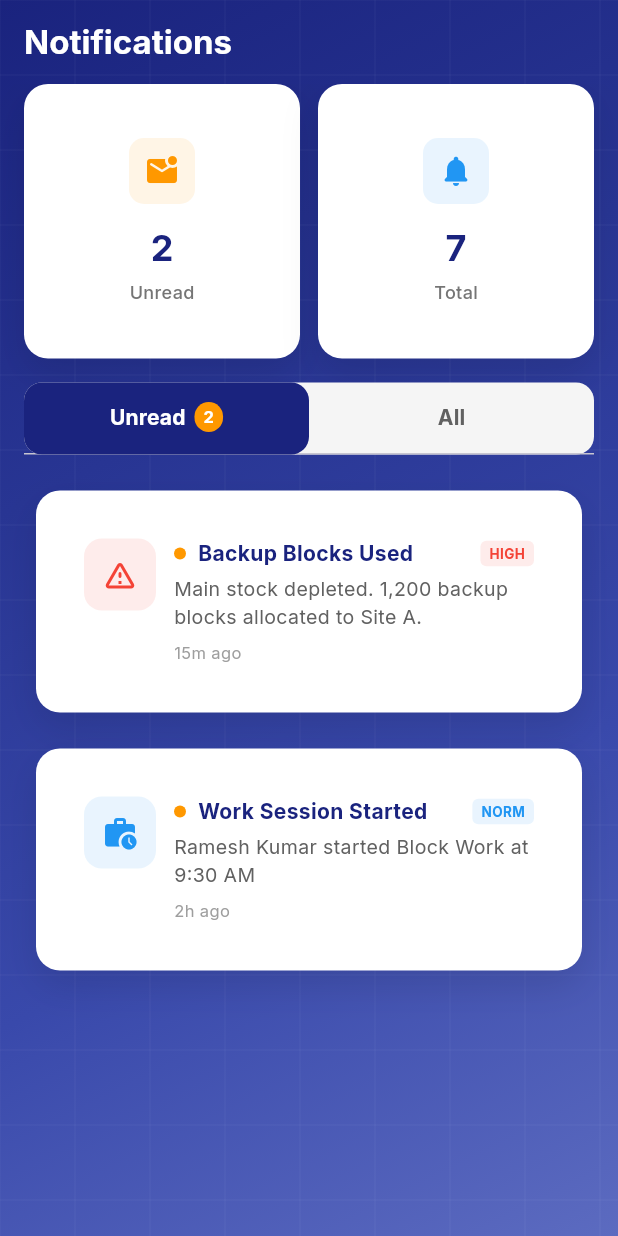
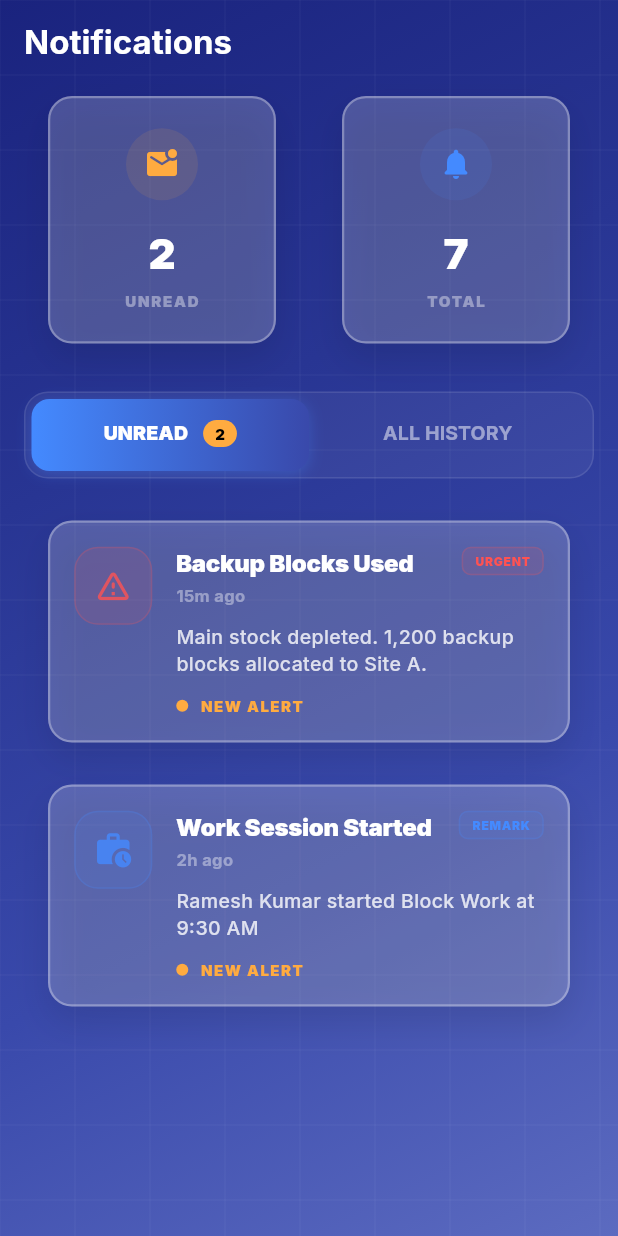
Before and after one commit to Harshilbhudiyaa/construction_app, a Flutter app: the NotificationsScreen widget shown alone on an empty page, opened directly, on a phone screen of 412 x 824 dp. Run offline on Flutter 3.47's test engine with Material 3 defaults, Android fonts, the phone set to English and light mode, and no system bars; our stand-ins replace firebase_core, fl_chart, google_fonts; accounts and stored records are empty.

Commit message:
UI: Overhaul Notification screen with premium glassmorphism

```diff
--- a/lib/features/notifications/notifications_screen.dart
+++ b/lib/features/notifications/notifications_screen.dart
@@ -112,7 +112,7 @@ class _NotificationsScreenState extends State<NotificationsScreen> with SingleTi
                   'Unread',
                   _unreadCount.toString(),
                   Icons.mark_email_unread_rounded,
-                  Colors.orange,
+                  Colors.orangeAccent,
                 ),
               ),
               const SizedBox(width: 12),
@@ -121,53 +121,66 @@ class _NotificationsScreenState extends State<NotificationsScreen> with SingleTi
                   'Total',
                   _allNotifications.length.toString(),
                   Icons.notifications_rounded,
-                  Colors.blue,
+                  Colors.blueAccent,
                 ),
               ),
             ],
           ),
         ),
 
-        const SizedBox(height: 16),
+        const SizedBox(height: 24),
 
         // Tab Bar
         Padding(
           padding: const EdgeInsets.symmetric(horizontal: 16),
           child: Container(
+            padding: const EdgeInsets.all(4),
             decoration: BoxDecoration(
-              color: Colors.grey[100],
-              borderRadius: BorderRadius.circular(12),
+              color: Colors.white.withOpacity(0.05),
+              borderRadius: BorderRadius.circular(16),
+              border: Border.all(color: Colors.white.withOpacity(0.1)),
             ),
             child: TabBar(
               controller: _tabController,
+              dividerColor: Colors.transparent,
               indicator: BoxDecoration(
-                color: AppColors.deepBlue1,
+                gradient: const LinearGradient(
+                  colors: [Colors.blueAccent, AppColors.deepBlue3],
+                ),
                 borderRadius: BorderRadius.circular(12),
+                boxShadow: [
+                  BoxShadow(
+                    color: Colors.blueAccent.withOpacity(0.3),
+                    blurRadius: 8,
+                    offset: const Offset(0, 2),
+                  ),
+                ],
               ),
               indicatorSize: TabBarIndicatorSize.tab,
               labelColor: Colors.white,
-              unselectedLabelColor: Colors.grey[700],
-              labelStyle: const TextStyle(fontWeight: FontWeight.bold),
+              unselectedLabelColor: Colors.white.withOpacity(0.5),
+              labelStyle: const TextStyle(fontWeight: FontWeight.w900, fontSize: 13),
+              unselectedLabelStyle: const TextStyle(fontWeight: FontWeight.w700, fontSize: 13),
               tabs: [
                 Tab(
                   child: Row(
                     mainAxisAlignment: MainAxisAlignment.center,
                     children: [
-                      const Text('Unread'),
+                      const Text('UNREAD'),
                       if (_unreadCount > 0) ...[
-                        const SizedBox(width: 6),
+                        const SizedBox(width: 10),
                         Container(
-                          padding: const EdgeInsets.symmetric(horizontal: 6, vertical: 2),
+                          padding: const EdgeInsets.symmetric(horizontal: 8, vertical: 2),
                           decoration: BoxDecoration(
-                            color: Colors.orange,
-                            borderRadius: BorderRadius.circular(10),
+                            color: Colors.orangeAccent,
+                            borderRadius: BorderRadius.circular(20),
                           ),
                           child: Text(
                             _unreadCount.toString(),
                             style: const TextStyle(
-                              color: Colors.white,
-                              fontSize: 11,
-                              fontWeight: FontWeight.bold,
+                              color: Colors.black,
+                              fontSize: 10,
+                              fontWeight: FontWeight.w900,
                             ),
                           ),
                         ),
@@ -175,13 +188,13 @@ class _NotificationsScreenState extends State<NotificationsScreen> with SingleTi
                     ],
                   ),
                 ),
-                const Tab(text: 'All'),
+                const Tab(text: 'ALL HISTORY'),
               ],
             ),
           ),
         ),
 
-        const SizedBox(height: 16),
+        const SizedBox(height: 20),
 
         // Tab Views
         SizedBox(
@@ -200,39 +213,39 @@ class _NotificationsScreenState extends State<NotificationsScreen> with SingleTi
 
   Widget _buildSummaryCard(String label, String value, IconData icon, Color color) {
     return ProfessionalCard(
-      margin: EdgeInsets.zero,
-      child: Padding(
-        padding: const EdgeInsets.all(16),
+      useGlass: true,
+      padding: const EdgeInsets.all(20),
       child: Column(
         children: [
           Container(
-              padding: const EdgeInsets.all(10),
+            padding: const EdgeInsets.all(12),
             decoration: BoxDecoration(
-                color: color.withValues(alpha: 0.1),
-                borderRadius: BorderRadius.circular(10),
+              color: color.withOpacity(0.1),
+              shape: BoxShape.circle,
             ),
             child: Icon(icon, color: color, size: 24),
           ),
-            const SizedBox(height: 12),
+          const SizedBox(height: 16),
           Text(
             value,
             style: const TextStyle(
-                fontSize: 24,
-                fontWeight: FontWeight.bold,
-                color: AppColors.deepBlue1,
+              fontSize: 28,
+              fontWeight: FontWeight.w900,
+              color: Colors.white,
+              letterSpacing: -1,
             ),
           ),
           const SizedBox(height: 4),
           Text(
-              label,
+            label.toUpperCase(),
             style: TextStyle(
-                fontSize: 12,
-                color: Colors.grey[600],
-                fontWeight: FontWeight.w500,
+              fontSize: 10,
+              color: Colors.white.withOpacity(0.4),
+              fontWeight: FontWeight.w900,
+              letterSpacing: 1.2,
             ),
           ),
         ],
-        ),
       ),
     );
   }
@@ -243,17 +256,34 @@ class _NotificationsScreenState extends State<NotificationsScreen> with SingleTi
         child: Column(
           mainAxisAlignment: MainAxisAlignment.center,
           children: [
-            Icon(
+            Container(
+              padding: const EdgeInsets.all(32),
+              decoration: BoxDecoration(
+                color: Colors.white.withOpacity(0.05),
+                shape: BoxShape.circle,
+              ),
+              child: Icon(
                 Icons.notifications_off_rounded,
-              size: 80,
-              color: Colors.grey[300],
+                size: 60,
+                color: Colors.white.withOpacity(0.2),
               ),
-            const SizedBox(height: 16),
+            ),
+            const SizedBox(height: 24),
             Text(
-              'No notifications',
+              'CLEAR HORIZON',
               style: TextStyle(
-                fontSize: 16,
-                color: Colors.grey[500],
+                fontSize: 14,
+                color: Colors.white.withOpacity(0.4),
+                fontWeight: FontWeight.w900,
+                letterSpacing: 2,
+              ),
+            ),
+            const SizedBox(height: 8),
+            Text(
+              'No new alerts to process',
+              style: TextStyle(
+                fontSize: 13,
+                color: Colors.white.withOpacity(0.2),
                 fontWeight: FontWeight.w500,
               ),
             ),
@@ -273,85 +303,113 @@ class _NotificationsScreenState extends State<NotificationsScreen> with SingleTi
   }
 
   Widget _buildNotificationCard(NotificationItem notification) {
+    final typeColor = _getTypeColor(notification.type).withOpacity(0.8);
+
     return Padding(
-      padding: const EdgeInsets.only(bottom: 8),
+      padding: const EdgeInsets.only(bottom: 12, left: 8, right: 8),
       child: ProfessionalCard(
+        useGlass: true,
+        padding: EdgeInsets.zero,
         child: InkWell(
           onTap: () {
             setState(() {
               notification.isRead = true;
             });
-            ScaffoldMessenger.of(context).showSnackBar(
-              SnackBar(content: Text('Opening ${notification.title}...')),
-            );
           },
-          borderRadius: BorderRadius.circular(12),
+          borderRadius: BorderRadius.circular(16),
           child: Padding(
-            padding: const EdgeInsets.all(12),
+            padding: const EdgeInsets.all(16),
             child: Row(
               crossAxisAlignment: CrossAxisAlignment.start,
               children: [
                 Container(
-                  width: 48,
-                  height: 48,
+                  width: 52,
+                  height: 52,
                   decoration: BoxDecoration(
-                    color: _getTypeColor(notification.type).withValues(alpha: 0.1),
-                    borderRadius: BorderRadius.circular(12),
+                    color: typeColor.withOpacity(0.1),
+                    borderRadius: BorderRadius.circular(16),
+                    border: Border.all(color: typeColor.withOpacity(0.2)),
                   ),
+                  child: Center(
                     child: Icon(
                       _getTypeIcon(notification.type),
-                    color: _getTypeColor(notification.type),
-                    size: 24,
+                      color: typeColor,
+                      size: 26,
                     ),
                   ),
-                const SizedBox(width: 12),
+                ),
+                const SizedBox(width: 16),
                 Expanded(
                   child: Column(
                     crossAxisAlignment: CrossAxisAlignment.start,
                     children: [
                       Row(
+                        crossAxisAlignment: CrossAxisAlignment.start,
                         children: [
-                          if (!notification.isRead)
-                            Container(
-                              width: 8,
-                              height: 8,
-                              margin: const EdgeInsets.only(right: 8),
-                              decoration: const BoxDecoration(
-                                color: Colors.orange,
-                                shape: BoxShape.circle,
+                          Expanded(
+                            child: Column(
+                              crossAxisAlignment: CrossAxisAlignment.start,
+                              children: [
+                                Text(
+                                  notification.title,
+                                  style: TextStyle(
+                                    fontWeight: notification.isRead ? FontWeight.w700 : FontWeight.w900,
+                                    fontSize: 16,
+                                    color: Colors.white.withOpacity(notification.isRead ? 0.7 : 1.0),
+                                    letterSpacing: -0.2,
                                   ),
                                 ),
-                          Expanded(
-                            child: Text(
-                              notification.title,
+                                const SizedBox(height: 2),
+                                Text(
+                                  _formatTimestamp(notification.timestamp),
                                   style: TextStyle(
-                                fontWeight: notification.isRead
-                                    ? FontWeight.w600
-                                    : FontWeight.bold,
-                                fontSize: 14,
-                                color: AppColors.deepBlue1,
+                                    fontSize: 11,
+                                    color: Colors.white.withOpacity(0.4),
+                                    fontWeight: FontWeight.bold,
                                   ),
                                 ),
+                              ],
                             ),
+                          ),
+                          const SizedBox(width: 8),
                           _buildPriorityBadge(notification.priority),
                         ],
                       ),
-                      const SizedBox(height: 4),
+                      const SizedBox(height: 10),
                       Text(
                         notification.message,
                         style: TextStyle(
                           fontSize: 13,
-                          color: Colors.grey[700],
+                          color: Colors.white.withOpacity(notification.isRead ? 0.5 : 0.8),
+                          height: 1.4,
+                          fontWeight: FontWeight.w500,
                         ),
                       ),
-                      const SizedBox(height: 6),
-                      Text(
-                        _formatTimestamp(notification.timestamp),
-                        style: TextStyle(
-                          fontSize: 11,
-                          color: Colors.grey[500],
+                      if (!notification.isRead) ...[
+                        const SizedBox(height: 12),
+                        Row(
+                          children: [
+                            Container(
+                              width: 8,
+                              height: 8,
+                              decoration: const BoxDecoration(
+                                color: Colors.orangeAccent,
+                                shape: BoxShape.circle,
                               ),
                             ),
+                            const SizedBox(width: 8),
+                            const Text(
+                              'NEW ALERT',
+                              style: TextStyle(
+                                color: Colors.orangeAccent,
+                                fontSize: 10,
+                                fontWeight: FontWeight.w900,
+                                letterSpacing: 1,
+                              ),
+                            ),
+                          ],
+                        ),
+                      ],
                     ],
                   ),
                 ),
@@ -369,35 +427,37 @@ class _NotificationsScreenState extends State<NotificationsScreen> with SingleTi
 
     switch (priority) {
       case NotificationPriority.high:
-        color = Colors.red;
-        label = 'HIGH';
+        color = Colors.redAccent;
+        label = 'URGENT';
         break;
       case NotificationPriority.medium:
-        color = Colors.orange;
-        label = 'MED';
+        color = Colors.orangeAccent;
+        label = 'ACTION';
         break;
       case NotificationPriority.normal:
-        color = Colors.blue;
-        label = 'NORM';
+        color = Colors.blueAccent;
+        label = 'REMARK';
         break;
       case NotificationPriority.low:
-        color = Colors.grey;
-        label = 'LOW';
+        color = Colors.white.withOpacity(0.4);
+        label = 'INFO';
         break;
     }
 
     return Container(
-      padding: const EdgeInsets.symmetric(horizontal: 6, vertical: 2),
+      padding: const EdgeInsets.symmetric(horizontal: 8, vertical: 3),
       decoration: BoxDecoration(
-        color: color.withValues(alpha: 0.1),
-        borderRadius: BorderRadius.circular(4),
+        color: color.withOpacity(0.1),
+        borderRadius: BorderRadius.circular(6),
+        border: Border.all(color: color.withOpacity(0.2)),
       ),
       child: Text(
         label,
         style: TextStyle(
           color: color,
-          fontSize: 9,
-          fontWeight: FontWeight.bold,
+          fontSize: 8,
+          fontWeight: FontWeight.w900,
+          letterSpacing: 0.5,
         ),
       ),
     );
@@ -425,19 +485,19 @@ class _NotificationsScreenState extends State<NotificationsScreen> with SingleTi
   Color _getTypeColor(NotificationType type) {
     switch (type) {
       case NotificationType.alert:
-        return Colors.red;
+        return Colors.redAccent;
       case NotificationType.workSession:
-        return Colors.blue;
+        return Colors.blueAccent;
       case NotificationType.payment:
-        return Colors.green;
+        return Colors.greenAccent;
       case NotificationType.truck:
-        return Colors.purple;
+        return Colors.purpleAccent;
       case NotificationType.inventory:
-        return Colors.orange;
+        return Colors.orangeAccent;
       case NotificationType.approval:
-        return Colors.teal;
+        return Colors.tealAccent;
       case NotificationType.system:
-        return Colors.grey;
+        return Colors.white70;
     }
   }
 
```
Lines whose indentation alone changed are shown as unchanged.
